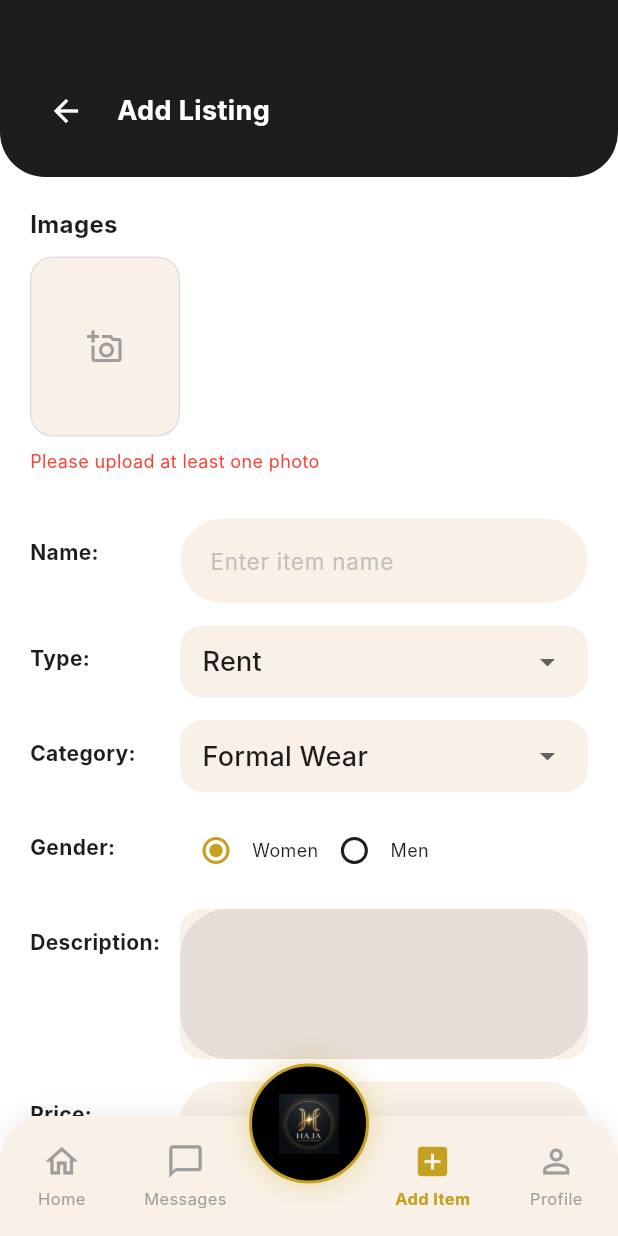
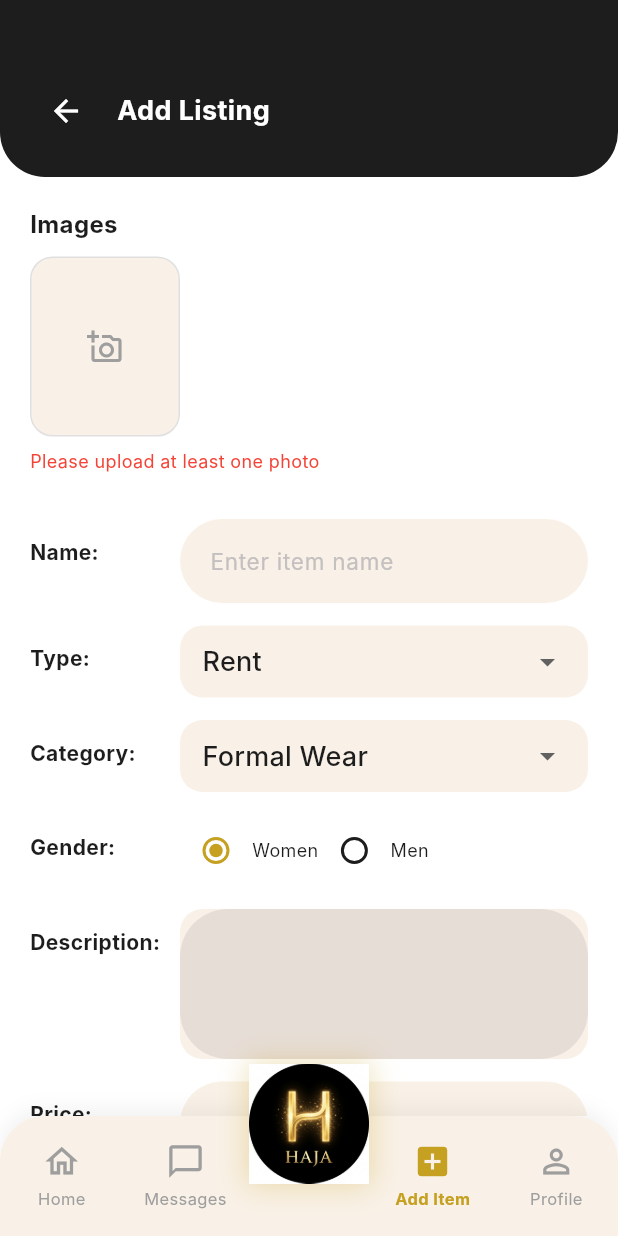
Before and after one commit to honeyjhanrex03/haja-rental, a Flutter app: the AddListingScreen screen opened by its route, on a phone screen of 412 x 824 dp. Run offline on Flutter 3.47's test engine with Material 3 defaults, Android fonts, the phone set to English and light mode, and no system bars; our stand-ins replace dio, flutter_riverpod, go_router, google_sign_in, image_picker, supabase_flutter; accounts and stored records are empty; network calls fail; Roboto replaces fonts that are missing (Inter).

Commit message:
Fix AI logo fitting: edge-to-edge circular design

```diff
--- a/lib/widgets/seller_bottom_bar.dart
+++ b/lib/widgets/seller_bottom_bar.dart
@@ -101,9 +101,10 @@ class SellerBottomNavBar extends StatelessWidget {
               height: 80,
               width: 80,
               decoration: BoxDecoration(
-                color: AppColors.black,
-                shape: BoxShape.circle,
-                border: Border.all(color: AppColors.gold, width: 2),
+                image: const DecorationImage(
+                  image: AssetImage('assets/icons/ai_stylist.png'),
+                  fit: BoxFit.cover,
+                ),
                 boxShadow: [
                   BoxShadow(
                     color: AppColors.gold.withValues(alpha: 0.3),
@@ -112,17 +113,7 @@ class SellerBottomNavBar extends StatelessWidget {
                   ),
                 ],
               ),
-              child: Center(
-                child: Column(
-                  mainAxisAlignment: MainAxisAlignment.center,
-                  children: [
-                    Image.asset(
-                      'assets/icons/ai_stylist.png',
-                      height: 40,
-                    ),
-                  ],
-                ),
-              ),
+              child: const SizedBox.shrink(),
             ),
           ),
         ),
```
Also changed, not shown: lib/widgets/custom_bottom_bar.dart (+5 -14 lines), assets/icons/ai_stylist.png.
